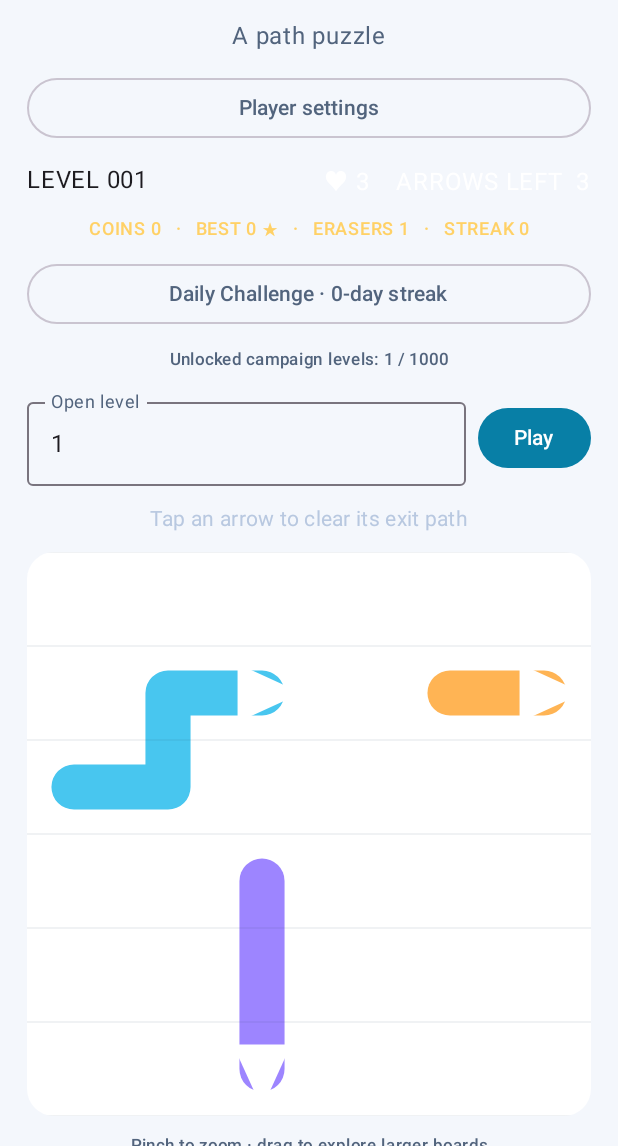
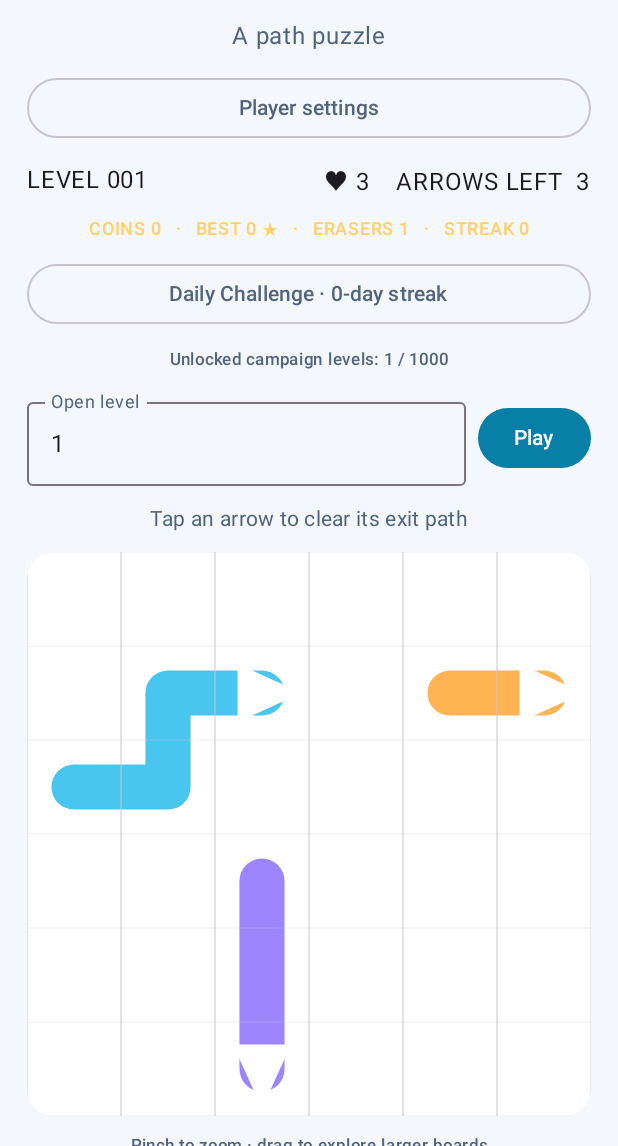
Before and after one commit to parya5103/Fletch_Game, an Android app built with Jetpack Compose: the @Preview function ArrowPreviewLight, on a phone screen of 412 x 824 dp, the part 90-1236 px from its top. Run offline under Robolectric (Android 15) with nearby library versions, the phone set to English and light mode, and no system bars; libraries missing offline, so code that uses them is left out: androidx.hilt.lifecycle; network calls fail.

Commit message:
fix(android): resolve theme colors before canvas drawing

```diff
--- a/android-native/app/src/main/java/com/aaryapratik/arrowout/nativeapp/presentation/ArrowOutScreen.kt
+++ b/android-native/app/src/main/java/com/aaryapratik/arrowout/nativeapp/presentation/ArrowOutScreen.kt
@@ -60,6 +60,8 @@ private val arrowColors=listOf(Color(0xFF48C6EF),Color(0xFFFFB454),Color(0xFF9D8
  onHapticsChange:(Boolean)->Unit={}
 ){
  val board=state.board
+ val boardCellColor=MaterialTheme.colorScheme.surfaceVariant
+ val boardGridColor=MaterialTheme.colorScheme.outlineVariant
  val haptics=LocalHapticFeedback.current
  var showImport by remember{mutableStateOf(false)}
  var showSettings by remember{mutableStateOf(false)}
@@ -84,7 +86,7 @@ private val arrowColors=listOf(Color(0xFF48C6EF),Color(0xFFFFB454),Color(0xFF9D8
    }
    Row(Modifier.fillMaxWidth(),horizontalArrangement=Arrangement.SpaceBetween){
     Text(if(state.isDaily)"DAILY CHALLENGE" else "LEVEL ${state.level.toString().padStart(3,'0')}",color=MaterialTheme.colorScheme.onBackground)
-    Text("♥ ${state.hearts}    ARROWS LEFT  ${state.remaining}",color=Color.White)
+    Text("♥ ${state.hearts}    ARROWS LEFT  ${state.remaining}",color=MaterialTheme.colorScheme.onBackground)
    }
    Text("COINS ${state.coins}   ·   BEST ${if(state.isDaily)state.dailyStars else state.bestStars[state.level]?:0} ★   ·   ERASERS ${state.erasersRemaining}   ·   STREAK ${state.dailyStreak}",color=Color(0xFFFFD166),style=MaterialTheme.typography.labelMedium)
    OutlinedButton(onClick={onEvent(ArrowUiEvent.DailyChallenge)},enabled=!isRestoring&&!state.isDaily,modifier=Modifier.fillMaxWidth()){Text("Daily Challenge · ${state.dailyStreak}-day streak")}
@@ -95,7 +97,7 @@ private val arrowColors=listOf(Color(0xFF48C6EF),Color(0xFFFFB454),Color(0xFF9D8
     Button(onClick={selectedLevel?.let{onEvent(ArrowUiEvent.SelectLevel(it))}},enabled=!isRestoring&&!state.isDaily&&selectedLevel!=null&&selectedLevel in 1..state.unlockedLevel){Text("Play")}
    }
    if(state.isDaily)TextButton(onClick={onEvent(ArrowUiEvent.ExitDaily)},enabled=!isRestoring,modifier=Modifier.fillMaxWidth()){Text("Back to campaign")}
-   Text(if(isRestoring)"Restoring your progress…" else if(state.eraserMode)"Tap an arrow to erase it" else state.message,color=if(state.eraserMode)Color(0xFFFFD166)else Color(0xFFB8C8E0),style=MaterialTheme.typography.bodyMedium)
+   Text(if(isRestoring)"Restoring your progress…" else if(state.eraserMode)"Tap an arrow to erase it" else state.message,color=if(state.eraserMode)Color(0xFFFFD166)else MaterialTheme.colorScheme.onSurfaceVariant,style=MaterialTheme.typography.bodyMedium)
    Canvas(
     Modifier.fillMaxWidth().aspectRatio(board.width.toFloat()/board.height.toFloat())
      .clip(RoundedCornerShape(18.dp)).background(MaterialTheme.colorScheme.surface)
@@ -113,7 +115,7 @@ private val arrowColors=listOf(Color(0xFF48C6EF),Color(0xFFFFB454),Color(0xFF9D8
    ){
     val cw=size.width/board.width;val ch=size.height/board.height;val unit=min(cw,ch)
     for(cell in board.activeCells){
-     drawRect(MaterialTheme.colorScheme.surfaceVariant,topLeft=Offset(cell.x*cw+1f,cell.y*ch+1f),size=androidx.compose.ui.geometry.Size(cw-2f,ch-2f))
+     drawRect(boardCellColor,topLeft=Offset(cell.x*cw+1f,cell.y*ch+1f),size=androidx.compose.ui.geometry.Size(cw-2f,ch-2f))
     }
     for((pieceIndex,piece) in board.pieces.withIndex().filter{it.value.alive}){
      if(piece.cells.isEmpty())continue
@@ -127,8 +129,8 @@ private val arrowColors=listOf(Color(0xFF48C6EF),Color(0xFFFFB454),Color(0xFF9D8
      val arrowHead=Path().apply{moveTo(tip.x,tip.y);lineTo(base.x+px*unit*0.31f,base.y+py*unit*0.31f);lineTo(base.x-px*unit*0.31f,base.y-py*unit*0.31f);close()}
      drawPath(arrowHead,Color.White)
     }
-    for(x in 0..board.width)drawLine(MaterialTheme.colorScheme.outlineVariant,Offset(x*cw,0f),Offset(x*cw,size.height),1f)
-    for(y in 0..board.height)drawLine(Color(0x222A3D59),Offset(0f,y*ch),Offset(size.width,y*ch),1f)
+    for(x in 0..board.width)drawLine(boardGridColor,Offset(x*cw,0f),Offset(x*cw,size.height),1f)
+    for(y in 0..board.height)drawLine(boardGridColor.copy(alpha=0.35f),Offset(0f,y*ch),Offset(size.width,y*ch),1f)
    }
    Text("Pinch to zoom · drag to explore larger boards",color=MaterialTheme.colorScheme.onSurfaceVariant,style=MaterialTheme.typography.labelSmall)
    if(state.isSolved)Button(onClick={onEvent(ArrowUiEvent.Continue)},enabled=!isRestoring&&(state.isDaily||state.level<1000),modifier=Modifier.fillMaxWidth()){Text(if(state.isDaily)"Return to campaign" else if(state.level<1000)"Continue to Level ${state.level+1}" else "All 1,000 levels cleared")}
@@ -140,15 +142,15 @@ private val arrowColors=listOf(Color(0xFF48C6EF),Color(0xFFFFB454),Color(0xFF9D8
    Button(onClick={onEvent(ArrowUiEvent.Restart)},enabled=!isRestoring,modifier=Modifier.fillMaxWidth()){Text(if(state.isFailed)"Retry level" else "Restart puzzle")}
    TextButton(onClick={showImport=!showImport},enabled=!isRestoring){Text(if(showImport)"Close progress import" else "Import existing PWA progress")}
    if(showImport){
-    Text("On the PWA, open Settings → Export progress for Android, then paste the copied JSON here. Your browser save remains unchanged.",color=Color(0xFF9EB0CE),style=MaterialTheme.typography.bodySmall)
+    Text("On the PWA, open Settings → Export progress for Android, then paste the copied JSON here. Your browser save remains unchanged.",color=MaterialTheme.colorScheme.onSurfaceVariant,style=MaterialTheme.typography.bodySmall)
     OutlinedTextField(value=importText,onValueChange={importText=it},modifier=Modifier.fillMaxWidth(),minLines=3,maxLines=6,label={Text("Arrow Out save JSON")})
     Button(onClick={onImportSave(importText)},enabled=!isRestoring&&importText.isNotBlank(),modifier=Modifier.fillMaxWidth()){Text("Import and restore progress")}
     if(importMessage.isNotBlank())Text(importMessage,color=Color(0xFF9EB0CE),style=MaterialTheme.typography.bodySmall)
    }
-   if(privacyOptionsRequired)TextButton(onClick=onShowPrivacyOptions){Text("Privacy options",color=Color(0xFFB8C8E0))}
+   if(privacyOptionsRequired)TextButton(onClick=onShowPrivacyOptions){Text("Privacy options",color=MaterialTheme.colorScheme.onSurfaceVariant)}
    if(state.isSolved)Text("Great job! +10 coins earned. You cleared every arrow.",color=Color(0xFF61DDA8))
    if(state.isFailed)Text("No hearts left. Retry to try this puzzle again.",color=Color(0xFFFF8A8A))
-   Text("Only another arrow in the head's straight exit lane blocks a move.",color=Color(0xFF8294B3),style=MaterialTheme.typography.bodySmall)
+   Text("Only another arrow in the head's straight exit lane blocks a move.",color=MaterialTheme.colorScheme.onSurfaceVariant,style=MaterialTheme.typography.bodySmall)
   }
  }
 }
```
